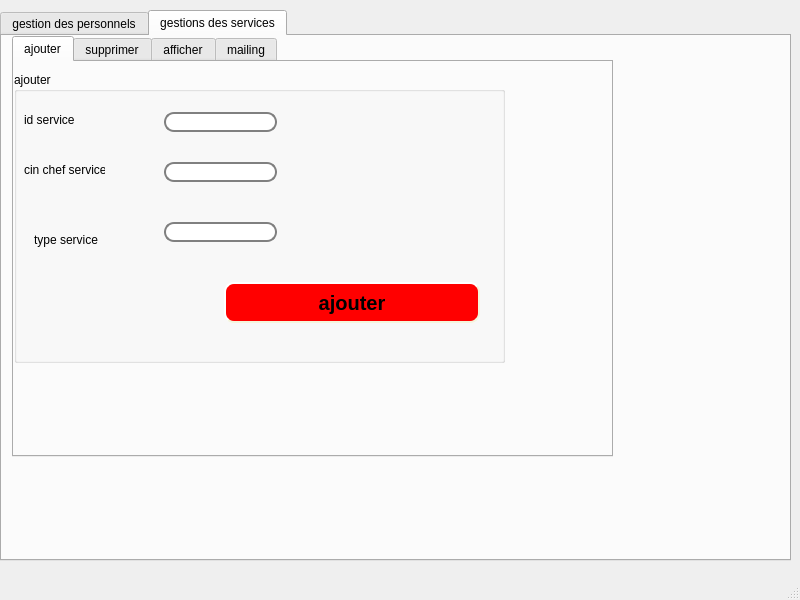
Before: the Qt Designer form mainwindow.ui in khalil-ch/E-Health_2A1, drawn with Qt 5.
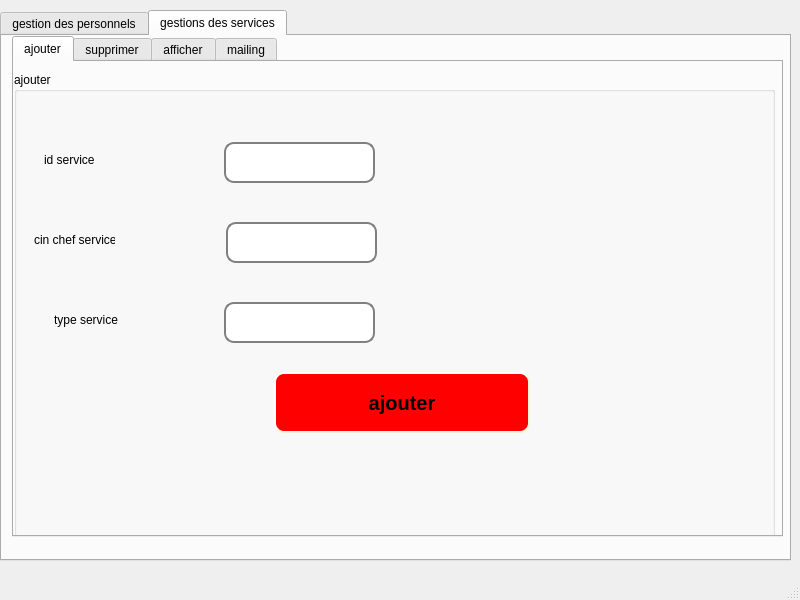
After: the same form once the commit is applied. The open tabs and pages were chosen to show the change.

Diff of the .ui file:
```diff
--- a/mainwindow.ui
+++ b/mainwindow.ui
@@ -403,8 +403,8 @@
        <rect>
         <x>10</x>
         <y>0</y>
-        <width>601</width>
-        <height>421</height>
+        <width>771</width>
+        <height>501</height>
        </rect>
       </property>
       <property name="currentIndex">
@@ -419,8 +419,8 @@
          <rect>
           <x>0</x>
           <y>10</y>
-          <width>491</width>
-          <height>291</height>
+          <width>761</width>
+          <height>471</height>
          </rect>
         </property>
         <property name="title">
@@ -429,8 +429,8 @@
         <widget class="QLabel" name="label_13">
          <property name="geometry">
           <rect>
-           <x>10</x>
-           <y>40</y>
+           <x>30</x>
+           <y>80</y>
            <width>111</width>
            <height>16</height>
           </rect>
@@ -442,8 +442,8 @@
         <widget class="QLabel" name="label_15">
          <property name="geometry">
           <rect>
-           <x>10</x>
-           <y>90</y>
+           <x>20</x>
+           <y>160</y>
            <width>81</width>
            <height>16</height>
           </rect>
@@ -455,8 +455,8 @@
         <widget class="QLabel" name="label_16">
          <property name="geometry">
           <rect>
-           <x>20</x>
-           <y>160</y>
+           <x>40</x>
+           <y>240</y>
            <width>81</width>
            <height>16</height>
           </rect>
@@ -468,10 +468,10 @@
         <widget class="QLineEdit" name="id_service">
          <property name="geometry">
           <rect>
-           <x>150</x>
-           <y>40</y>
-           <width>113</width>
-           <height>20</height>
+           <x>210</x>
+           <y>70</y>
+           <width>151</width>
+           <height>41</height>
           </rect>
          </property>
          <property name="styleSheet">
@@ -489,10 +489,10 @@
         <widget class="QLineEdit" name="cin_chef">
          <property name="geometry">
           <rect>
-           <x>150</x>
-           <y>90</y>
-           <width>113</width>
-           <height>20</height>
+           <x>212</x>
+           <y>150</y>
+           <width>151</width>
+           <height>41</height>
           </rect>
          </property>
          <property name="styleSheet">
@@ -510,10 +510,10 @@
         <widget class="QLineEdit" name="type_service">
          <property name="geometry">
           <rect>
-           <x>150</x>
-           <y>150</y>
-           <width>113</width>
-           <height>20</height>
+           <x>210</x>
+           <y>230</y>
+           <width>151</width>
+           <height>41</height>
           </rect>
          </property>
          <property name="styleSheet">
@@ -531,10 +531,10 @@
         <widget class="QPushButton" name="ajouter_vehicule_2">
          <property name="geometry">
           <rect>
-           <x>210</x>
-           <y>210</y>
+           <x>260</x>
+           <y>300</y>
            <width>256</width>
-           <height>41</height>
+           <height>61</height>
           </rect>
          </property>
          <property name="styleSheet">
```
Left out of the diff: 46 changed lines with no effect on the pictures.
